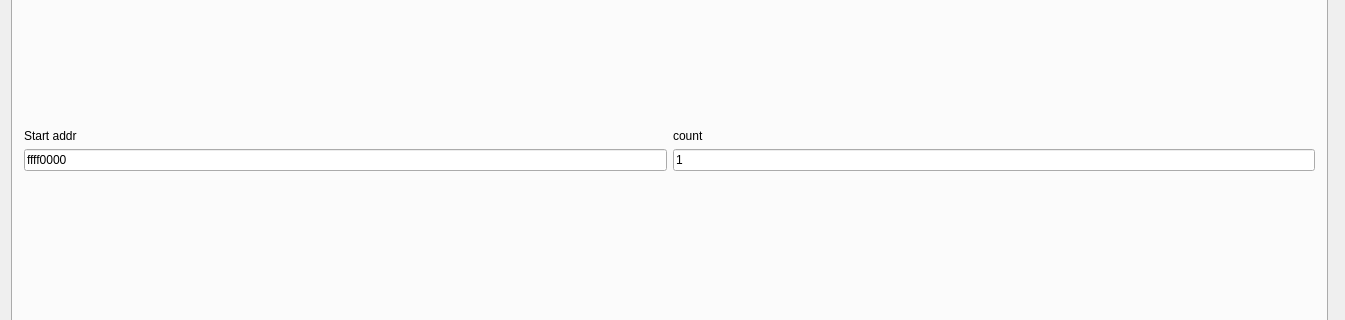
Old version of the form mainwindow.ui in the repository DowJhob/Evo-live-map; both pictures show x 0 to 1345 and y 177 to 497 of the 1345 by 650 pixel window.
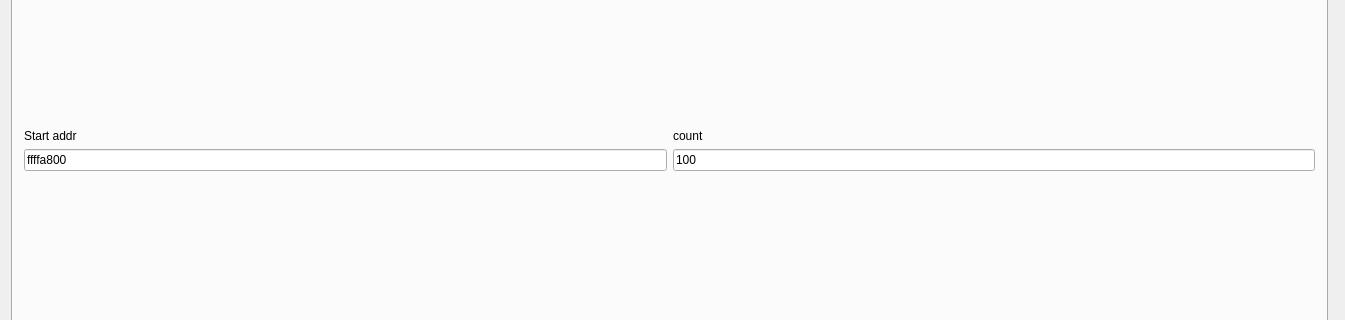
New version of the form. The open tabs and pages were chosen to show the change.

Diff of the .ui file:
```diff
--- a/mainwindow.ui
+++ b/mainwindow.ui
@@ -802,14 +802,14 @@
           <item row="2" column="0">
            <widget class="QLineEdit" name="start_addr_lineEdit">
             <property name="text">
-             <string>ffff0000</string>
+             <string>ffffa800</string>
             </property>
            </widget>
           </item>
           <item row="2" column="1">
            <widget class="QLineEdit" name="count_lineEdit">
             <property name="text">
-             <string>1</string>
+             <string>100</string>
             </property>
            </widget>
           </item>
```
Left out of the diff: 2 changed lines with no effect on the pictures.
